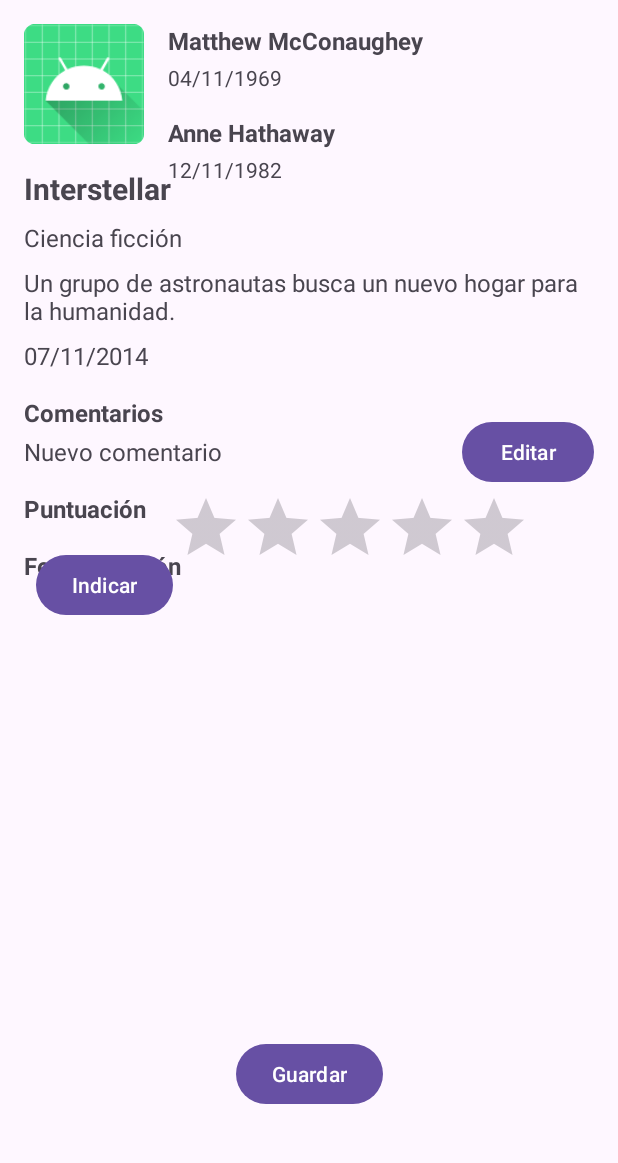
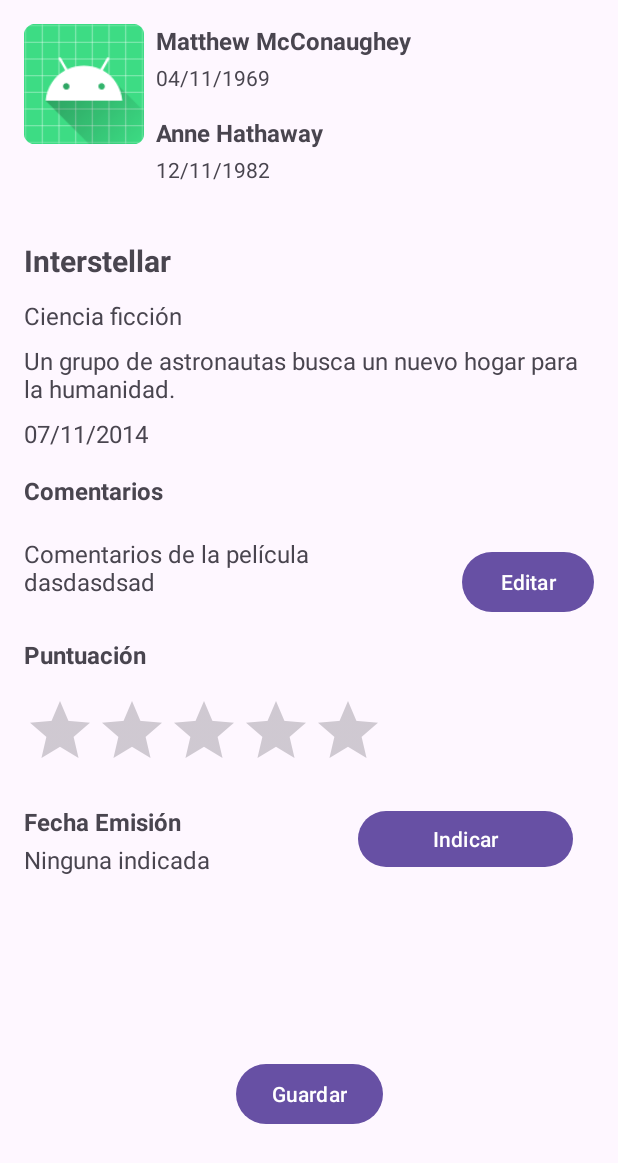
Before and after one commit to IARFLOW/EJFragments, an Android app: the layout fragment_datos_pelicula.xml on its own in the app's theme, with its tools: preview values and no code run, on a phone screen of 412 x 824 dp. Shown: the top 1163 px of the screen. Run offline under Robolectric (Android 15) with nearby library versions, the phone set to English and light mode, and no system bars.

```diff
--- a/app/src/main/AndroidManifest.xml
+++ b/app/src/main/AndroidManifest.xml
@@ -6,7 +6,7 @@
         android:allowBackup="true"
         android:dataExtractionRules="@xml/data_extraction_rules"
         android:fullBackupContent="@xml/backup_rules"
-        android:icon="@mipmap/ic_launcher"
+        android:icon="@mipmap/ic_launcher_round"
         android:label="@string/app_name"
         android:roundIcon="@mipmap/ic_launcher_round"
         android:supportsRtl="true"
--- a/app/src/main/java/com/example/ejfragments/vista/acticidades/MainActivity.java
+++ b/app/src/main/java/com/example/ejfragments/vista/acticidades/MainActivity.java
@@ -8,7 +8,6 @@ import android.view.MenuItem;
 import android.widget.Toast;
 
 
-import androidx.activity.EdgeToEdge;
 import androidx.appcompat.app.AppCompatActivity;
 import androidx.appcompat.widget.Toolbar;
 import androidx.core.graphics.Insets;
@@ -26,7 +25,6 @@ public class MainActivity extends AppCompatActivity implements ListaPeliculas.On
     @Override
     protected void onCreate(Bundle savedInstanceState) {
         super.onCreate(savedInstanceState);
-        EdgeToEdge.enable(this);
         setContentView(R.layout.activity_main);
         Toolbar toolbar = findViewById(R.id.toolbar);
         setSupportActionBar(toolbar);
--- a/app/src/main/res/layout/activity_main.xml
+++ b/app/src/main/res/layout/activity_main.xml
@@ -10,12 +10,11 @@
         android:id="@+id/toolbar"
         android:layout_width="match_parent"
         android:layout_height="wrap_content"
-        android:layout_marginTop="40dp"
         android:background="?attr/colorPrimary"
-        app:theme="@style/ToolbarTheme"
         app:layout_constraintEnd_toEndOf="parent"
         app:layout_constraintStart_toStartOf="parent"
         app:layout_constraintTop_toTopOf="parent"
+        app:theme="@style/ToolbarTheme"
         app:title="Listado de Películas"
         app:titleTextColor="@android:color/black" />
 
@@ -24,8 +23,10 @@
         android:name="com.example.ejfragments.vista.fragmentos.ListaPeliculas"
         android:layout_width="match_parent"
         android:layout_height="0dp"
-        app:layout_constraintStart_toStartOf="@id/toolbar"
         app:layout_constraintTop_toBottomOf="@id/toolbar"
+        app:layout_constraintBottom_toBottomOf="parent"
+        app:layout_constraintStart_toStartOf="parent"
+        app:layout_constraintEnd_toEndOf="parent"
         tools:layout="@layout/fragment_lista_peliculas" />
 
 </androidx.constraintlayout.widget.ConstraintLayout>
--- a/app/src/main/res/layout/fragment_datos_pelicula.xml
+++ b/app/src/main/res/layout/fragment_datos_pelicula.xml
@@ -2,6 +2,8 @@
 <ScrollView
     xmlns:android="http://schemas.android.com/apk/res/android"
     xmlns:app="http://schemas.android.com/apk/res-auto"
+    xmlns:tools="http://schemas.android.com/tools"
+    android:id="@+id/scroll_datos_pelicula"
     android:layout_width="match_parent"
     android:layout_height="match_parent"
     android:fillViewport="true">
@@ -11,217 +13,233 @@
         android:layout_height="wrap_content"
         android:padding="16dp">
 
-        <!-- Imagen de la película -->
+        <!-- Imagen de la película (arriba, izquierda) -->
         <ImageView
-            android:id="@+id/ivImagenPeliculaDetalle"
+            android:id="@+id/ivimagen"
             android:layout_width="80dp"
             android:layout_height="80dp"
-            android:contentDescription="ImagenView"
-            android:src="@mipmap/ic_launcher"
-            app:layout_constraintTop_toTopOf="parent"
-            app:layout_constraintStart_toStartOf="parent" />
+            android:contentDescription="@string/img_pelicula"
+            android:src="@mipmap/ic_launcher_round"
+            app:layout_constraintStart_toStartOf="parent"
+            app:layout_constraintTop_toTopOf="parent" />
 
         <!-- Nombre del primer actor -->
         <TextView
             android:id="@+id/tvActor1Nombre"
             android:layout_width="0dp"
             android:layout_height="wrap_content"
+            android:layout_marginStart="8dp"
             android:text="Matthew McConaughey"
             android:textSize="16sp"
             android:textStyle="bold"
-            app:layout_constraintStart_toEndOf="@id/ivImagenPeliculaDetalle"
-            app:layout_constraintTop_toTopOf="@id/ivImagenPeliculaDetalle"
-            android:layout_marginStart="16dp"
-            app:layout_constraintEnd_toEndOf="parent" />
+            app:layout_constraintEnd_toEndOf="parent"
+            app:layout_constraintStart_toEndOf="@id/ivimagen"
+            app:layout_constraintTop_toTopOf="@id/ivimagen" />
 
         <!-- Fecha del primer actor -->
         <TextView
             android:id="@+id/tvActor1Fecha"
             android:layout_width="0dp"
             android:layout_height="wrap_content"
+            android:layout_marginTop="4dp"
             android:text="04/11/1969"
             android:textSize="14sp"
+            app:layout_constraintEnd_toEndOf="@id/tvActor1Nombre"
             app:layout_constraintStart_toStartOf="@id/tvActor1Nombre"
-            app:layout_constraintTop_toBottomOf="@id/tvActor1Nombre"
-            app:layout_constraintEnd_toEndOf="@id/tvActor1Nombre"
-            android:layout_marginTop="4dp" />
+            app:layout_constraintTop_toBottomOf="@id/tvActor1Nombre" />
 
         <!-- Nombre del segundo actor -->
         <TextView
             android:id="@+id/tvActor2Nombre"
             android:layout_width="0dp"
             android:layout_height="wrap_content"
+            android:layout_marginTop="16dp"
             android:text="Anne Hathaway"
             android:textSize="16sp"
             android:textStyle="bold"
+            app:layout_constraintEnd_toEndOf="@id/tvActor1Nombre"
             app:layout_constraintStart_toStartOf="@id/tvActor1Nombre"
-            app:layout_constraintTop_toBottomOf="@id/tvActor1Fecha"
-            app:layout_constraintEnd_toEndOf="@id/tvActor1Nombre"
-            android:layout_marginTop="16dp" />
+            app:layout_constraintTop_toBottomOf="@id/tvActor1Fecha" />
 
         <!-- Fecha del segundo actor -->
         <TextView
             android:id="@+id/tvActor2Fecha"
             android:layout_width="0dp"
             android:layout_height="wrap_content"
+            android:layout_marginTop="4dp"
             android:text="12/11/1982"
             android:textSize="14sp"
+            app:layout_constraintEnd_toEndOf="@id/tvActor2Nombre"
             app:layout_constraintStart_toStartOf="@id/tvActor2Nombre"
-            app:layout_constraintTop_toBottomOf="@id/tvActor2Nombre"
-            app:layout_constraintEnd_toEndOf="@id/tvActor2Nombre"
-            android:layout_marginTop="4dp" />
+            app:layout_constraintTop_toBottomOf="@id/tvActor2Nombre" />
 
-        <!-- Título de la película -->
+        <!-- Título de la película (tvnombre) -->
+
+        <!-- Género (tvgenero) -->
+
         <TextView
-            android:id="@+id/tvTituloPeliculaDetalle"
+            android:id="@+id/tvnombre"
             android:layout_width="0dp"
             android:layout_height="wrap_content"
+            android:layout_marginTop="64dp"
             android:text="Interstellar"
+            android:textSize="20sp"
             android:textStyle="bold"
-            android:textSize="20sp"
-            android:layout_marginTop="16dp"
-            app:layout_constraintTop_toBottomOf="@id/ivImagenPeliculaDetalle"
+            app:layout_constraintEnd_toEndOf="parent"
+            app:layout_constraintHorizontal_bias="0.0"
             app:layout_constraintStart_toStartOf="parent"
-            app:layout_constraintEnd_toEndOf="parent" />
+            app:layout_constraintTop_toBottomOf="@id/ivimagen" />
 
-        <!-- Género -->
+        <!-- Sinopsis (tvsinopsis) -->
+
+        <!-- Fecha de lanzamiento (tvfecha) -->
         <TextView
-            android:id="@+id/tvGeneroPeliculaDetalle"
+            android:id="@+id/tvgenero"
             android:layout_width="0dp"
             android:layout_height="wrap_content"
+            android:layout_marginTop="12dp"
             android:text="Ciencia ficción"
             android:textSize="16sp"
-            android:layout_marginTop="8dp"
-            app:layout_constraintTop_toBottomOf="@id/tvTituloPeliculaDetalle"
+            app:layout_constraintEnd_toEndOf="parent"
+            app:layout_constraintHorizontal_bias="0.0"
             app:layout_constraintStart_toStartOf="parent"
-            app:layout_constraintEnd_toEndOf="parent" />
+            app:layout_constraintTop_toBottomOf="@id/tvnombre" />
 
-        <!-- Sinopsis -->
+        <!-- Label "Comentarios" -->
         <TextView
-            android:id="@+id/tvSinopsisPeliculaDetalle"
+            android:id="@+id/tvsinopsis"
             android:layout_width="0dp"
             android:layout_height="wrap_content"
+            android:layout_marginTop="8dp"
             android:text="Un grupo de astronautas busca un nuevo hogar para la humanidad."
             android:textSize="16sp"
-            android:layout_marginTop="8dp"
-            app:layout_constraintTop_toBottomOf="@id/tvGeneroPeliculaDetalle"
+            app:layout_constraintEnd_toEndOf="parent"
+            app:layout_constraintHorizontal_bias="0.0"
             app:layout_constraintStart_toStartOf="parent"
-            app:layout_constraintEnd_toEndOf="parent" />
+            app:layout_constraintTop_toBottomOf="@id/tvgenero" />
 
-        <!-- Fecha de lanzamiento -->
+        <!-- Texto de Comentarios (tvComentarios) -->
         <TextView
-            android:id="@+id/tvFechaLanzamiento"
+            android:id="@+id/tvfecha"
             android:layout_width="0dp"
             android:layout_height="wrap_content"
+            android:layout_marginTop="8dp"
             android:text="07/11/2014"
             android:textSize="16sp"
-            android:layout_marginTop="8dp"
-            app:layout_constraintTop_toBottomOf="@id/tvSinopsisPeliculaDetalle"
+            app:layout_constraintEnd_toEndOf="parent"
+            app:layout_constraintHorizontal_bias="0.0"
             app:layout_constraintStart_toStartOf="parent"
-            app:layout_constraintEnd_toEndOf="parent" />
+            app:layout_constraintTop_toBottomOf="@id/tvsinopsis" />
 
-        <!-- Label Comentarios -->
+        <!-- Botón Editar Comentarios -->
+
         <TextView
             android:id="@+id/tvLabelComentarios"
             android:layout_width="wrap_content"
             android:layout_height="wrap_content"
+            android:layout_marginTop="16dp"
             android:text="Comentarios"
+            android:textSize="16sp"
             android:textStyle="bold"
-            android:textSize="16sp"
-            android:layout_marginTop="16dp"
-            app:layout_constraintTop_toBottomOf="@id/tvFechaLanzamiento"
-            app:layout_constraintStart_toStartOf="parent" />
+            app:layout_constraintStart_toStartOf="parent"
+            app:layout_constraintTop_toBottomOf="@id/tvfecha" />
 
-        <!-- Texto de Comentarios -->
         <TextView
             android:id="@+id/tvComentarios"
-            android:layout_width="0dp"
-            android:layout_height="wrap_content"
-            android:text="Nuevo comentario"
+            android:layout_width="251dp"
+            android:layout_height="59dp"
+            android:layout_marginTop="20dp"
+            android:text="Comentarios de la película\ndasdasdsad\n"
             android:textSize="16sp"
-            android:layout_marginTop="4dp"
-            app:layout_constraintTop_toBottomOf="@id/tvLabelComentarios"
+            app:layout_constraintEnd_toStartOf="@id/btEditarComentarios"
+            app:layout_constraintHorizontal_bias="0.0"
             app:layout_constraintStart_toStartOf="parent"
-            app:layout_constraintEnd_toStartOf="@id/btEditarComentarios" />
+            app:layout_constraintTop_toBottomOf="@id/tvLabelComentarios" />
 
-        <!-- Botón Editar Comentarios -->
         <Button
             android:id="@+id/btEditarComentarios"
             android:layout_width="wrap_content"
             android:layout_height="wrap_content"
+            android:layout_marginStart="8dp"
             android:text="Editar"
-            android:layout_marginStart="8dp"
-            app:layout_constraintTop_toTopOf="@id/tvComentarios"
             app:layout_constraintBottom_toBottomOf="@id/tvComentarios"
-            app:layout_constraintEnd_toEndOf="parent" />
+            app:layout_constraintEnd_toEndOf="parent"
+            app:layout_constraintTop_toTopOf="@id/tvComentarios" />
 
-        <!-- Label Puntuación -->
+        <!-- Label "Puntuación" -->
+
+        <!-- RatingBar (ratingBarPelicula) -->
+
+        <!-- Label "Fecha Emisión" -->
+
+        <!-- Texto de la fecha elegida -->
+
         <TextView
             android:id="@+id/tvLabelPuntuacion"
             android:layout_width="wrap_content"
             android:layout_height="wrap_content"
+            android:layout_marginTop="8dp"
             android:text="Puntuación"
+            android:textSize="16sp"
             android:textStyle="bold"
-            android:textSize="16sp"
-            android:layout_marginTop="16dp"
-            app:layout_constraintTop_toBottomOf="@id/tvComentarios"
-            app:layout_constraintStart_toStartOf="parent" />
+            app:layout_constraintStart_toStartOf="parent"
+            app:layout_constraintTop_toBottomOf="@id/tvComentarios" />
 
-        <!-- RatingBar -->
         <RatingBar
             android:id="@+id/ratingBarPelicula"
             android:layout_width="wrap_content"
             android:layout_height="wrap_content"
+            android:layout_marginTop="16dp"
             android:numStars="5"
             android:stepSize="0.5"
-            app:layout_constraintStart_toEndOf="@id/tvLabelPuntuacion"
-            app:layout_constraintTop_toTopOf="@id/tvLabelPuntuacion"
-            android:layout_marginStart="16dp" />
+            app:layout_constraintTop_toBottomOf="@+id/tvLabelPuntuacion"
+            tools:layout_editor_absoluteX="-2dp" />
 
-        <!-- Label Fecha Emisión -->
         <TextView
             android:id="@+id/tvLabelFechaEmision"
             android:layout_width="wrap_content"
             android:layout_height="wrap_content"
+            android:layout_marginTop="16dp"
             android:text="Fecha Emisión"
+            android:textSize="16sp"
             android:textStyle="bold"
-            android:textSize="16sp"
-            android:layout_marginTop="16dp"
-            app:layout_constraintTop_toBottomOf="@id/tvLabelPuntuacion"
-            app:layout_constraintStart_toStartOf="parent" />
+            app:layout_constraintTop_toBottomOf="@+id/ratingBarPelicula"
+            tools:layout_editor_absoluteX="3dp" />
 
-        <!-- Texto fecha elegida -->
+        <!-- Botón "Indicar" fecha -->
+
+        <!-- Botón "Guardar" (btGuardarPelicula) -->
+
         <TextView
             android:id="@+id/tvFechaElegida"
-            android:layout_width="0dp"
-            android:layout_height="wrap_content"
-            android:text="18/10/2024 15:25"
+            android:layout_width="193dp"
+            android:layout_height="31dp"
+            android:layout_marginTop="3dp"
+            android:text="Ninguna indicada"
             android:textSize="16sp"
-            android:layout_marginStart="8dp"
-            app:layout_constraintStart_toEndOf="@id/tvLabelFechaEmision"
-            app:layout_constraintTop_toTopOf="@id/tvLabelFechaEmision"
-            app:layout_constraintEnd_toStartOf="@id/btIndicarFecha" />
+            app:layout_constraintTop_toBottomOf="@+id/tvLabelFechaEmision"
+            tools:layout_editor_absoluteX="1dp" />
 
-        <!-- Botón Indicar Fecha -->
         <Button
             android:id="@+id/btIndicarFecha"
-            android:layout_width="wrap_content"
-            android:layout_height="wrap_content"
+            android:layout_width="143dp"
+            android:layout_height="45dp"
+            android:layout_marginStart="118dp"
+            android:layout_marginTop="16dp"
             android:text="Indicar"
-            android:layout_marginStart="8dp"
-            app:layout_constraintStart_toEndOf="@id/tvFechaElegida"
-            app:layout_constraintTop_toTopOf="@id/tvFechaElegida" />
+            app:layout_constraintStart_toEndOf="@+id/tvLabelFechaEmision"
+            app:layout_constraintTop_toBottomOf="@+id/ratingBarPelicula" />
 
-        <!-- Botón Guardar -->
         <Button
             android:id="@+id/btGuardarPelicula"
             android:layout_width="wrap_content"
             android:layout_height="wrap_content"
+            android:layout_marginTop="57dp"
             android:text="Guardar"
-            android:layout_marginTop="24dp"
-            app:layout_constraintTop_toBottomOf="@id/tvFechaElegida"
+            app:layout_constraintBottom_toBottomOf="parent"
+            app:layout_constraintEnd_toEndOf="parent"
             app:layout_constraintStart_toStartOf="parent"
-            app:layout_constraintEnd_toEndOf="parent" />
+            app:layout_constraintTop_toBottomOf="@+id/tvFechaElegida" />
 
     </androidx.constraintlayout.widget.ConstraintLayout>
 </ScrollView>
--- a/app/src/main/res/values/strings.xml
+++ b/app/src/main/res/values/strings.xml
@@ -2,4 +2,5 @@
     <string name="app_name">EjercicioDeFragments</string>
     <!-- TODO: Remove or change this placeholder text -->
     <string name="hello_blank_fragment">Hello blank fragment</string>
+    <string name="img_pelicula">Imagen de la película</string>
 </resources>
```
